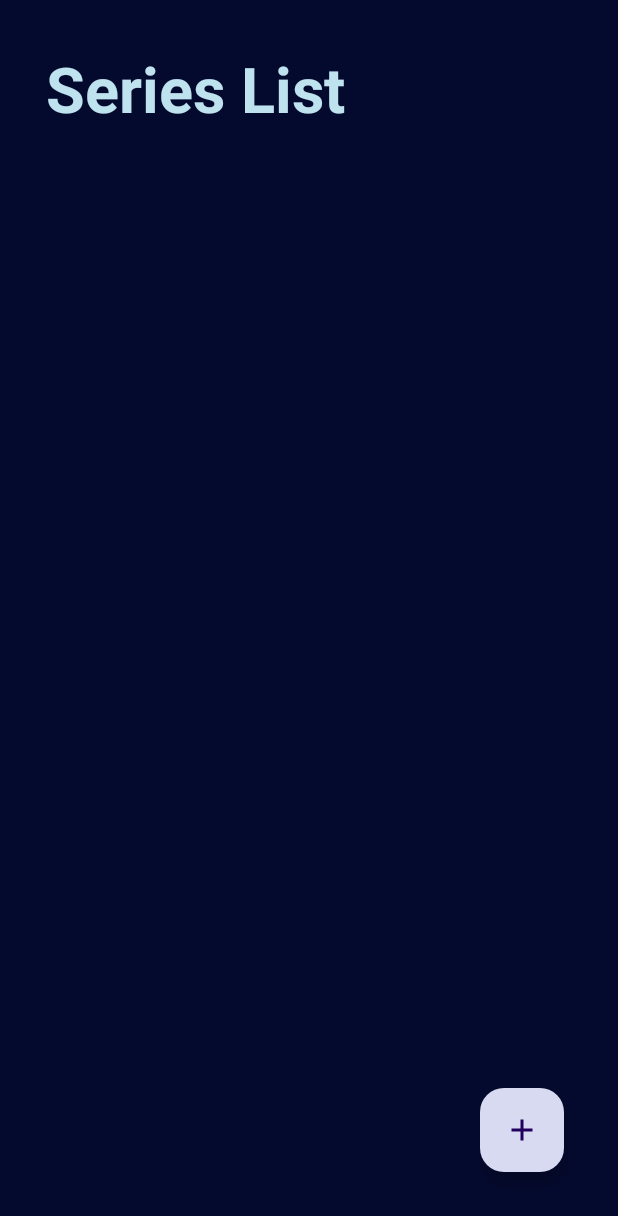
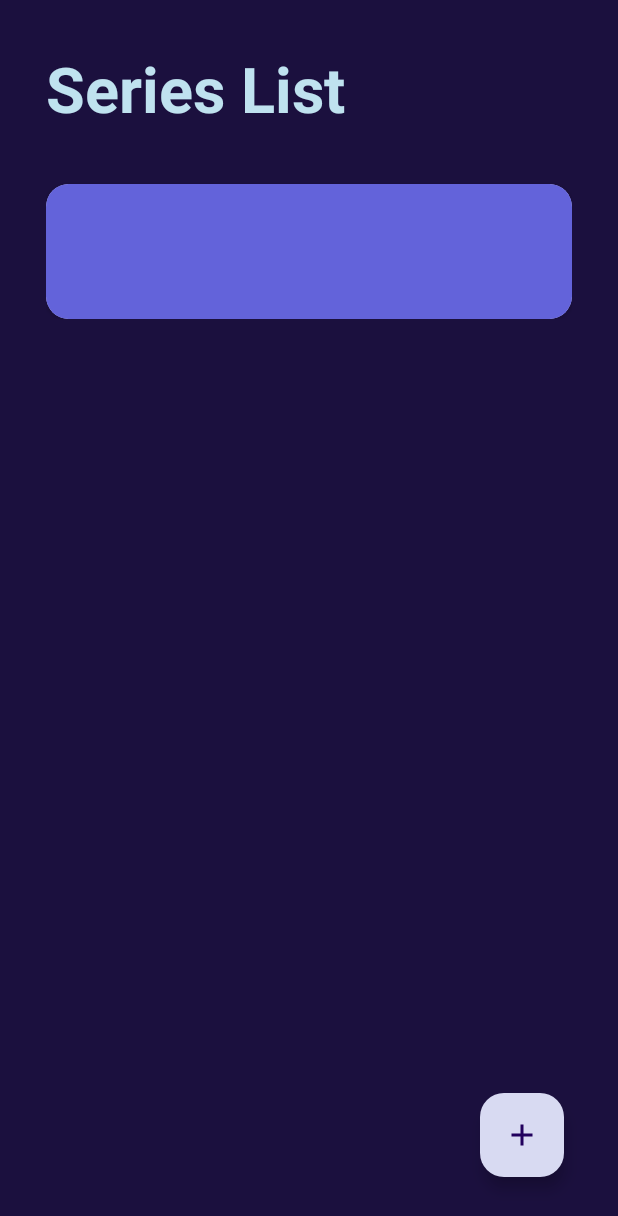
Before and after one commit to Alexandra-Rivera/test-practice, an Android app: the NewSeries screen opened through its navigation route, after a tap on "Agregar", on a phone screen of 412 x 824 dp. Shown: the top 1216 px of the screen. Run offline under Robolectric (Android 15) with nearby library versions, the phone set to English and light mode, and no system bars; our stand-ins replace data binding.

Commit message:
add: new changes

```diff
--- a/app/src/main/java/com/arivera/testpractice/ui/newseries/NewSeries.kt
+++ b/app/src/main/java/com/arivera/testpractice/ui/newseries/NewSeries.kt
@@ -38,7 +38,7 @@ class NewSeries : Fragment() {
     }
 
     private fun statusObserver() {
-        seriesViewModel.status.observe(viewLifecycleOwner){ status ->
+        seriesViewModel.status.observe(viewLifecycleOwner) { status ->
             when{
                 status.equals(SeriesViewModel.CREATED) -> {
                     Log.d(APP_TAG, status)
@@ -55,7 +55,6 @@ class NewSeries : Fragment() {
             }
         }
     }
-
     companion object {
         const val APP_TAG = "APP_TAG"
     }
--- a/app/src/main/java/com/arivera/testpractice/ui/serieslist/SeriesList.kt
+++ b/app/src/main/java/com/arivera/testpractice/ui/serieslist/SeriesList.kt
@@ -17,11 +17,10 @@ import com.arivera.testpractice.ui.seriesviewmodel.SeriesViewModel
 
 class SeriesList : Fragment() {
 
-//    private val seriesViewModel : SeriesViewModel by activityViewModels {
-//        SeriesViewModel.Factory
-//    }
-
-//    private lateinit var adapter: SeriesRecyclerViewAdapter
+    private val seriesViewModel: SeriesViewModel by activityViewModels {
+        SeriesViewModel.Factory
+    }
+    private lateinit var adapter: SeriesRecyclerViewAdapter
     private lateinit var binding: FragmentSeriesListBinding
 
     override fun onCreateView(
@@ -35,30 +34,30 @@ class SeriesList : Fragment() {
     override fun onViewCreated(view: View, savedInstanceState: Bundle?) {
         super.onViewCreated(view, savedInstanceState)
 
-//        setRecyclerView(view)
+        setRecyclerView(view)
         binding.floatingActionButton.setOnClickListener{
             it.findNavController().navigate(R.id.action_seriesList_to_newSeries)
         }
     }
 
-//    private fun showSelectedItem(serie: SeriesModel) {
-//        seriesViewModel.setSeriesData(serie)
-//        findNavController().navigate(R.id.action_seriesList_to_seriesInformation)
-//    }
-//
-//    private fun displaySeries() {
-//        adapter.setData(seriesViewModel.getSeries())
-//        adapter.notifyDataSetChanged()
-//    }
-//
-//    private fun setRecyclerView(view: View) {
-//        binding.seriesRecyclerview.layoutManager = LinearLayoutManager(view.context)
-//            adapter = SeriesRecyclerViewAdapter { selectedSeries ->
-//                showSelectedItem(selectedSeries)
-//            }
-//
-//            binding.seriesRecyclerview.adapter = adapter
-//
-//            displaySeries()
-//    }
+    fun showSelectedItem(serie: SeriesModel) {
+        seriesViewModel.setSelectedSerie(serie)
+        findNavController().navigate(R.id.action_seriesList_to_seriesInformation)
+    }
+
+    fun displaySeries() {
+        adapter.setData(seriesViewModel.getSeries())
+        adapter.notifyDataSetChanged()
+    }
+
+    private fun setRecyclerView(view: View) {
+        binding.seriesRecyclerview.layoutManager = LinearLayoutManager(view.context)
+        adapter = SeriesRecyclerViewAdapter { selectedMovie ->
+            showSelectedItem(selectedMovie)
+        }
+
+        binding.seriesRecyclerview.adapter = adapter
+        displaySeries()
+    }
+
 }
--- a/app/src/main/java/com/arivera/testpractice/ui/serieslist/seriesrecyclerview/SeriesRecyclerViewAdapter.kt
+++ b/app/src/main/java/com/arivera/testpractice/ui/serieslist/seriesrecyclerview/SeriesRecyclerViewAdapter.kt
@@ -6,23 +6,25 @@ import androidx.recyclerview.widget.RecyclerView
 import com.arivera.testpractice.data.model.SeriesModel
 import com.arivera.testpractice.databinding.SeriesListItemBinding
 
-class SeriesRecyclerViewAdapter(private val clickListener: (SeriesModel) -> Unit) : RecyclerView.Adapter<SeriesRecyclerViewHolder>() {
+class SeriesRecyclerViewAdapter(private var clickListener: (SeriesModel) -> Unit) : RecyclerView.Adapter<SeriesRecyclerViewHolder>(){
     private val seriesArray = ArrayList<SeriesModel>()
-
     override fun onCreateViewHolder(parent: ViewGroup, viewType: Int): SeriesRecyclerViewHolder {
         val binding = SeriesListItemBinding.inflate(LayoutInflater.from(parent.context), parent, false)
         return SeriesRecyclerViewHolder(binding)
     }
 
-    override fun getItemCount(): Int = seriesArray.size
+    override fun getItemCount(): Int {
+        return seriesArray.size
+    }
 
     override fun onBindViewHolder(holder: SeriesRecyclerViewHolder, position: Int) {
-        val selectedSerie = seriesArray[position]
-        holder.bind(selectedSerie, clickListener)
+        val createdSerie = seriesArray[position]
+        holder.bind(createdSerie, clickListener)
     }
 
     fun setData(serieList: List<SeriesModel>) {
         seriesArray.clear()
-        seriesArray.addAll(serieList)
+        seriesArray.addAll(serieList.reversed())
     }
+
 }
--- a/app/src/main/java/com/arivera/testpractice/ui/serieslist/seriesrecyclerview/SeriesRecyclerViewHolder.kt
+++ b/app/src/main/java/com/arivera/testpractice/ui/serieslist/seriesrecyclerview/SeriesRecyclerViewHolder.kt
@@ -4,8 +4,8 @@ import androidx.recyclerview.widget.RecyclerView
 import com.arivera.testpractice.data.model.SeriesModel
 import com.arivera.testpractice.databinding.SeriesListItemBinding
 
-class SeriesRecyclerViewHolder(private val binding: SeriesListItemBinding) : RecyclerView.ViewHolder(binding.root) {
-    fun bind(serie: SeriesModel, clickListener: (SeriesModel) -> Unit){
+class SeriesRecyclerViewHolder(private var binding: SeriesListItemBinding) : RecyclerView.ViewHolder(binding.root) {
+    fun bind(serie: SeriesModel, clickListener: (SeriesModel) -> Unit) {
         binding.seriesName.text = serie.name
         binding.seriesGenre.text = serie.genre
 
--- a/app/src/main/java/com/arivera/testpractice/ui/seriesviewmodel/SeriesViewModel.kt
+++ b/app/src/main/java/com/arivera/testpractice/ui/seriesviewmodel/SeriesViewModel.kt
@@ -62,7 +62,7 @@ class SeriesViewModel(private val seriesRepository: SeriesRepository): ViewModel
         const val INACTIVE = "Inactive"
     }
 
-    fun setSeriesData(serie: SeriesModel) {
+    fun setSelectedSerie(serie: SeriesModel) {
         name.value = serie.name
         genre.value = serie.genre
         sinopsis.value = serie.sinopsis
--- a/app/src/main/res/layout/fragment_series_information.xml
+++ b/app/src/main/res/layout/fragment_series_information.xml
@@ -30,6 +30,7 @@
             app:layout_constraintVertical_bias="0.0">
 
             <ImageButton
+                android:id="@+id/beforeButton"
                 android:layout_width="wrap_content"
                 android:layout_height="wrap_content"
                 android:layout_margin="20dp"
@@ -59,7 +60,7 @@
                 android:layout_width="match_parent"
                 android:layout_height="match_parent"
                 android:layout_marginTop="15dp"
-                android:text="@={viewmodel.genre}"
+                android:text="@={viewmodel.sinopsis}"
                 android:textColor="@color/white"
                 android:textSize="14sp"
                 android:textStyle="bold"
--- a/app/src/main/res/layout/series_list_item.xml
+++ b/app/src/main/res/layout/series_list_item.xml
@@ -1,11 +1,15 @@
 <?xml version="1.0" encoding="utf-8"?>
 <layout xmlns:android="http://schemas.android.com/apk/res/android"
-    xmlns:tools="http://schemas.android.com/tools">
+    xmlns:tools="http://schemas.android.com/tools"
+    xmlns:app="http://schemas.android.com/apk/res-auto">
 
     <androidx.cardview.widget.CardView
         android:id="@+id/seriesCardview"
         android:layout_width="match_parent"
-        android:layout_height="wrap_content">
+        android:layout_height="wrap_content"
+        android:layout_marginTop="10dp"
+        app:cardCornerRadius="15dp"
+        >
 
         <LinearLayout
             android:layout_width="match_parent"
@@ -47,5 +51,6 @@
                 </LinearLayout>
             </LinearLayout>
         </LinearLayout>
+
     </androidx.cardview.widget.CardView>
 </layout>
--- a/app/src/main/res/navigation/nav_graph.xml
+++ b/app/src/main/res/navigation/nav_graph.xml
@@ -26,5 +26,9 @@
         android:id="@+id/seriesInformation"
         android:name="com.arivera.testpractice.ui.SeriesInformation"
         android:label="fragment_series_information"
-        tools:layout="@layout/fragment_series_information" />
+        tools:layout="@layout/fragment_series_information" >
+        <action
+            android:id="@+id/action_seriesInformation_to_seriesList"
+            app:destination="@id/seriesList" />
+    </fragment>
 </navigation>
--- a/app/src/main/res/values/colors.xml
+++ b/app/src/main/res/values/colors.xml
@@ -2,8 +2,9 @@
 <resources>
     <color name="black">#FF000000</color>
     <color name="white">#FFFFFFFF</color>
-    <color name="cardBackground">#4D02C6</color>
-    <color name="backgroundColor">#040A2E</color>
+    <color name="cardBackground">#6363DA</color>
+<!--    <color name="cardBackground">#4D02C6</color>-->
+    <color name="backgroundColor">#1B103E</color>
     <color name="buttonColor">#D8DAF2</color>
     <color name="mainTitleColor">#BFE2EF</color>
     <color name="seriesTitleTextColor">#A6F4F0</color>
```
Also changed, not shown: app/src/main/java/com/arivera/testpractice/ui/SeriesInformation.kt (+15 -0 lines).
